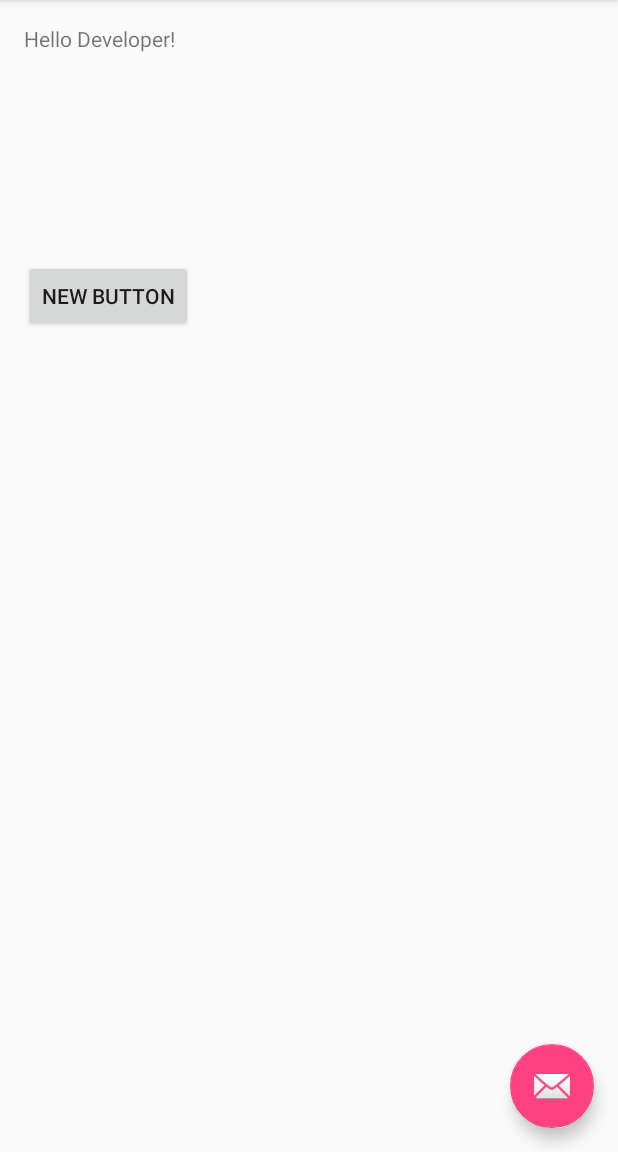
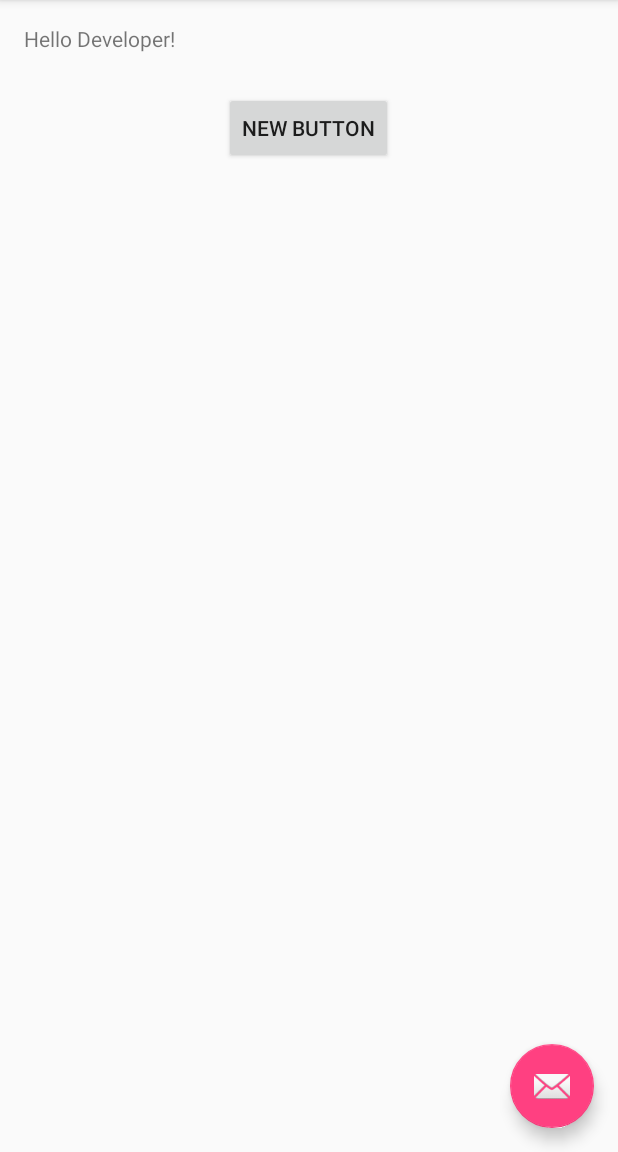
Before and after one commit to Driversbuddy/DriversBuddy, an Android app: the screen it shows after launch (MainActivity), on a phone screen of 412 x 824 dp, the part 84-1236 px from its top. Run offline under Robolectric (Android 15) with nearby library versions, the phone set to English and light mode, and no system bars.

Commit message:
Changed button position

```diff
--- a/app/src/main/res/layout/content_main.xml
+++ b/app/src/main/res/layout/content_main.xml
@@ -22,10 +22,9 @@
         android:id="@+id/button"
         android:layout_width="wrap_content"
         android:layout_height="wrap_content"
-        android:layout_alignParentLeft="true"
-        android:layout_alignParentStart="true"
         android:layout_below="@+id/textView"
-        android:layout_marginTop="138dp"
+        android:layout_centerHorizontal="true"
+        android:layout_marginTop="26dp"
         android:text="New Button" />
 
 </RelativeLayout>
```
